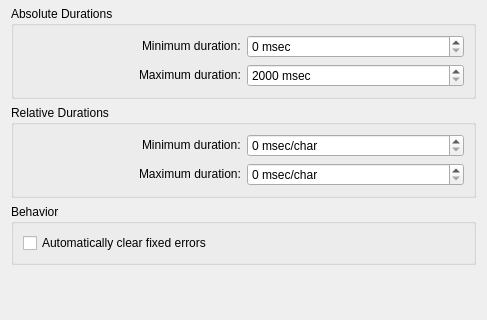
Before: the Qt Designer form src/configs/errorsconfigwidget.ui in maxrd2/SubtitleComposer, drawn with Qt 5; both pictures show x 0 to 487 and y 104 to 424 of the 487 by 563 pixel window.
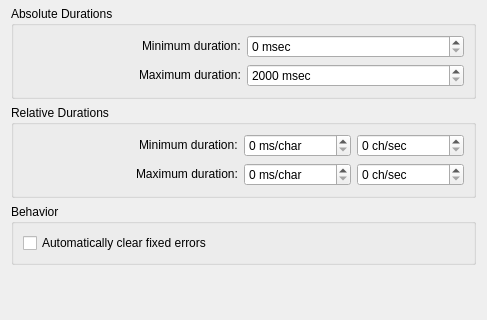
After: the same form once the commit is applied.

Commit message: Added extra unit widgets to error config

The edit to the form file:
```diff
--- a/src/configs/errorsconfigwidget.ui
+++ b/src/configs/errorsconfigwidget.ui
@@ -108,11 +108,21 @@
      <property name="title">
       <string>Relative Durations</string>
      </property>
-     <layout class="QGridLayout" name="gridLayout_3" columnstretch="1,1">
+     <layout class="QGridLayout" name="gridLayout_3" columnstretch="2,1,1,0">
+      <item row="1" column="1">
+       <widget class="QSpinBox" name="kcfg_MaxDurationPerCharacter">
+        <property name="suffix">
+         <string> ms/char</string>
+        </property>
+        <property name="maximum">
+         <number>500</number>
+        </property>
+       </widget>
+      </item>
       <item row="0" column="1">
        <widget class="QSpinBox" name="kcfg_MinDurationPerCharacter">
         <property name="suffix">
-         <string> msec/char</string>
+         <string> ms/char</string>
         </property>
         <property name="maximum">
          <number>100</number>
@@ -133,13 +143,23 @@
         </property>
        </widget>
       </item>
-      <item row="1" column="1">
-       <widget class="QSpinBox" name="kcfg_MaxDurationPerCharacter">
+      <item row="0" column="2">
+       <widget class="QSpinBox" name="alt_MinDurationPerCharacter">
         <property name="suffix">
-         <string> msec/char</string>
+         <string> ch/sec</string>
         </property>
         <property name="maximum">
-         <number>500</number>
+         <number>300</number>
+        </property>
+       </widget>
+      </item>
+      <item row="1" column="2">
+       <widget class="QSpinBox" name="alt_MaxDurationPerCharacter">
+        <property name="suffix">
+         <string> ch/sec</string>
+        </property>
+        <property name="maximum">
+         <number>300</number>
         </property>
        </widget>
       </item>
```
Left out of the diff: 4 changed lines with no effect on the pictures. The commit also changes 1 other file.
